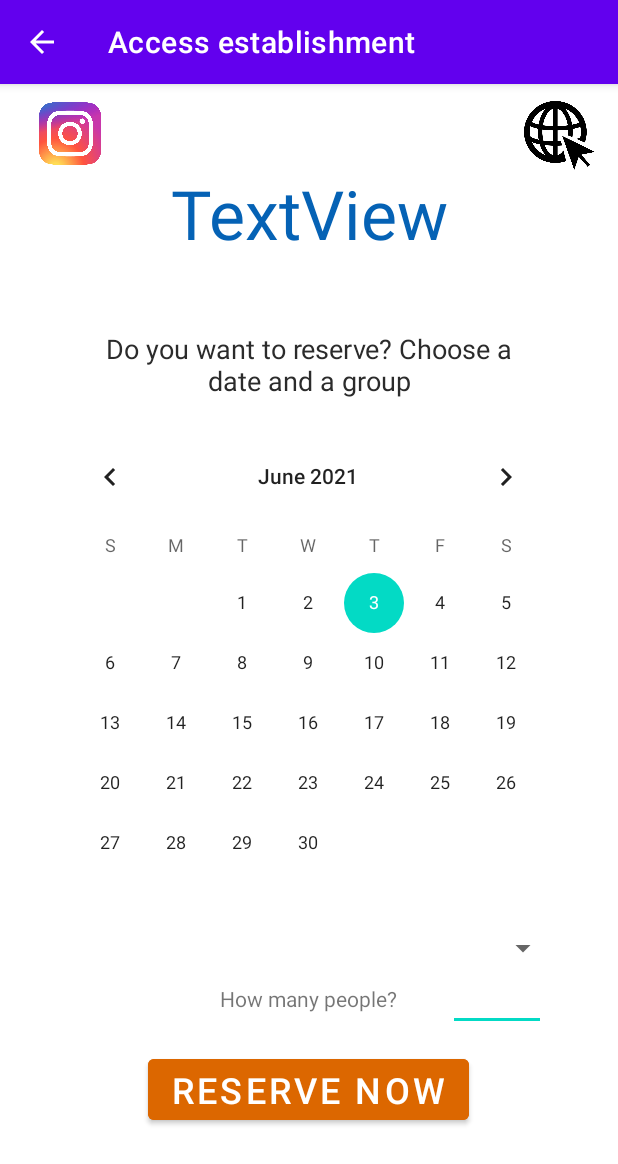
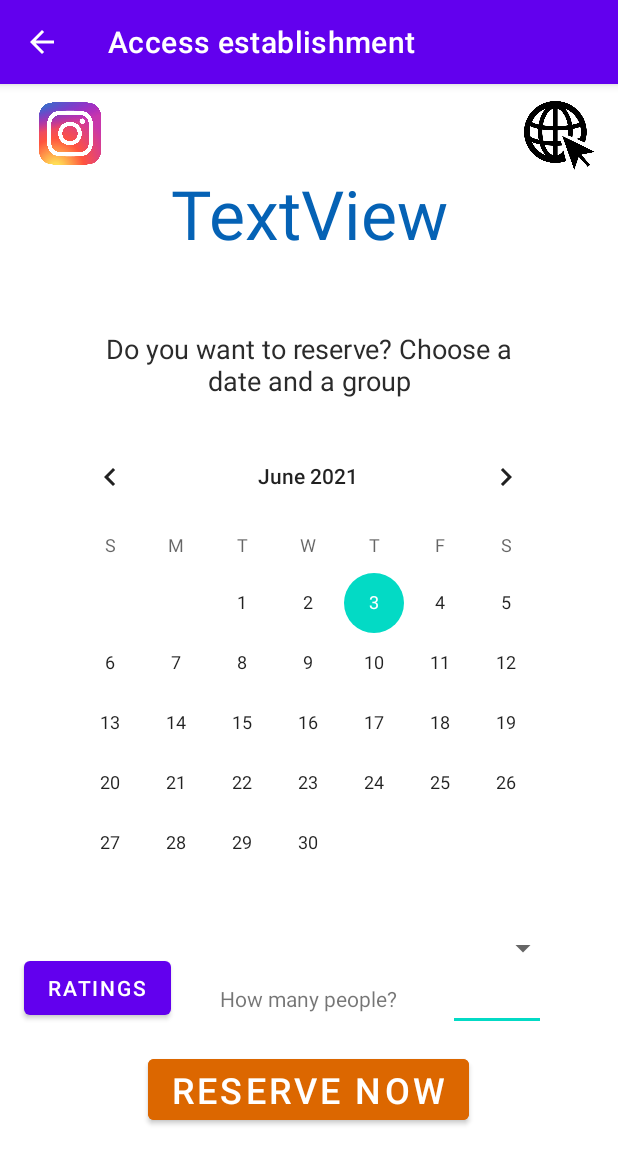
Before and after one commit to MiguelDoubleG/Front-End_BCN, an Android app: the Valoraciones screen opened directly, with no data from a screen before it, on a phone screen of 412 x 824 dp. Shown: the top 1164 px of the screen. Run offline under Robolectric (Android 15) with nearby library versions, the phone set to English and light mode, and no system bars; 3 statements that could not run were skipped.

Commit message:
valoraciones fix

```diff
--- a/app/src/main/java/com/example/safetourbcn/Valoraciones.java
+++ b/app/src/main/java/com/example/safetourbcn/Valoraciones.java
@@ -38,6 +38,8 @@ public class Valoraciones extends AppCompatActivity {
     private String insta = null, web = null;
     private BackEndRequests backEndRequests;
     private Session session;
+    private Integer idEstablecimiento = null;
+
 
     @Override
     protected void onCreate(Bundle savedInstanceState) {
@@ -55,12 +57,11 @@ public class Valoraciones extends AppCompatActivity {
         int b = 0;
         String direccion = null;
         Integer horaapertura = null, horacierre = null;
-        Integer idEstablecimiento = null;
         for (int i = 0; i < pl.getLength() && b == 0; ++i) {
             Establishment place = pl.getEstablishment(i);
             if(place.getName().equals(name_establish.getText())){
                 b = 1;
-                idEstablecimiento = i;
+                idEstablecimiento = place.getId();
                 direccion = place.getAddress();
                 horaapertura = place.getHouropen();
                 horacierre = place.getHourclose();
@@ -151,6 +152,11 @@ public class Valoraciones extends AppCompatActivity {
             Snackbar mySnack = Snackbar.make(view, "This establishment doesn't have a Website", 2000);
             mySnack.show();
         }
+    }
+    public void gotoRatings(View view){
+        Intent intent = new Intent(this, Ratings.class);
+        intent.putExtra("ESTABLISHMENT_ID", idEstablecimiento.toString());
+        startActivity(intent);
     }
 
 
--- a/app/src/main/res/layout/activity_valoraciones.xml
+++ b/app/src/main/res/layout/activity_valoraciones.xml
@@ -6,6 +6,8 @@
     android:layout_height="match_parent"
     tools:context=".Valoraciones">
 
+
+
     <ScrollView
         android:layout_width="match_parent"
         android:layout_height="match_parent">
@@ -13,6 +15,7 @@
         <androidx.constraintlayout.widget.ConstraintLayout
             android:layout_width="match_parent"
             android:layout_height="wrap_content">
+
 
             <ImageView
                 android:id="@+id/imageView6"
@@ -138,7 +141,23 @@
                 app:layout_constraintHorizontal_bias="0.497"
                 app:layout_constraintStart_toStartOf="parent"
                 app:layout_constraintTop_toTopOf="parent" />
+
+            <Button
+                android:id="@+id/button2"
+                android:layout_width="wrap_content"
+                android:layout_height="wrap_content"
+                android:layout_marginStart="16dp"
+                android:layout_marginTop="12dp"
+                android:layout_marginBottom="17dp"
+                android:onClick="gotoRatings"
+                android:text="@string/ratings"
+                app:layout_constraintBottom_toTopOf="@+id/button_reservar"
+                app:layout_constraintStart_toStartOf="parent"
+                app:layout_constraintTop_toBottomOf="@+id/calendar" />
+
+
         </androidx.constraintlayout.widget.ConstraintLayout>
+
     </ScrollView>
 
 </androidx.constraintlayout.widget.ConstraintLayout>
```
Lines whose indentation alone changed are shown as unchanged.
